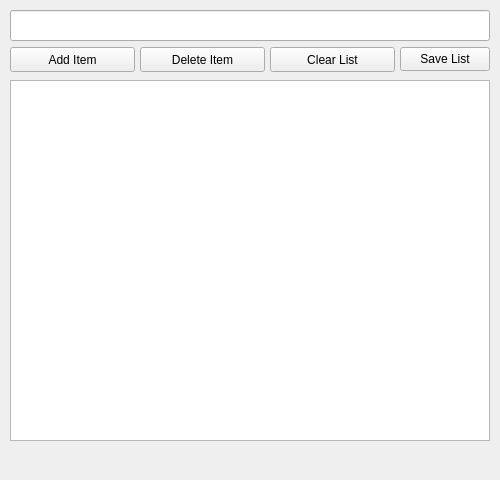
The window that uiDesigns/design.ui (JugjugB/toDoList) describes before a commit, drawn with Qt 5.
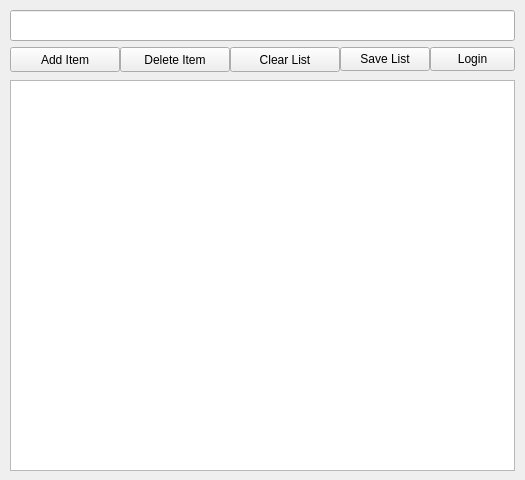
The same window after the commit.

Commit message: added button to return to login window

Patch:
```diff
--- a/uiDesigns/design.ui
+++ b/uiDesigns/design.ui
@@ -6,7 +6,7 @@
    <rect>
     <x>0</x>
     <y>0</y>
-    <width>500</width>
+    <width>525</width>
     <height>480</height>
    </rect>
   </property>
@@ -17,9 +17,9 @@
    <widget class="QPushButton" name="deleteItem">
     <property name="geometry">
      <rect>
-      <x>140</x>
+      <x>120</x>
       <y>47</y>
-      <width>125</width>
+      <width>110</width>
       <height>25</height>
      </rect>
     </property>
@@ -32,7 +32,7 @@
      <rect>
       <x>10</x>
       <y>47</y>
-      <width>125</width>
+      <width>110</width>
       <height>25</height>
      </rect>
     </property>
@@ -43,9 +43,9 @@
    <widget class="QPushButton" name="clear">
     <property name="geometry">
      <rect>
-      <x>270</x>
+      <x>230</x>
       <y>47</y>
-      <width>125</width>
+      <width>110</width>
       <height>25</height>
      </rect>
     </property>
@@ -58,7 +58,7 @@
      <rect>
       <x>10</x>
       <y>10</y>
-      <width>480</width>
+      <width>505</width>
       <height>31</height>
      </rect>
     </property>
@@ -71,15 +71,15 @@
      <rect>
       <x>10</x>
       <y>80</y>
-      <width>480</width>
-      <height>361</height>
+      <width>505</width>
+      <height>391</height>
      </rect>
     </property>
    </widget>
    <widget class="QPushButton" name="save">
     <property name="geometry">
      <rect>
-      <x>400</x>
+      <x>340</x>
       <y>47</y>
       <width>90</width>
       <height>24</height>
@@ -89,16 +89,19 @@
      <string>Save List</string>
     </property>
    </widget>
-  </widget>
-  <widget class="QMenuBar" name="menubar">
-   <property name="geometry">
-    <rect>
-     <x>0</x>
-     <y>0</y>
-     <width>500</width>
-     <height>21</height>
-    </rect>
-   </property>
+   <widget class="QPushButton" name="returnLogin">
+    <property name="geometry">
+     <rect>
+      <x>430</x>
+      <y>47</y>
+      <width>85</width>
+      <height>24</height>
+     </rect>
+    </property>
+    <property name="text">
+     <string>Login</string>
+    </property>
+   </widget>
   </widget>
  </widget>
  <resources/>
```
The commit also changes 2 other files.
